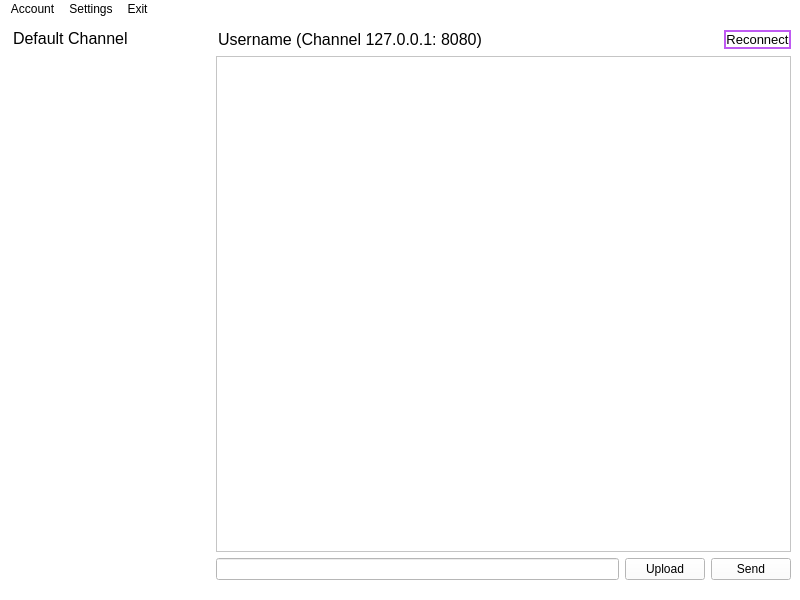
Old version of the form qt/main_window.ui in the repository Devanand-Sharma/network_project.
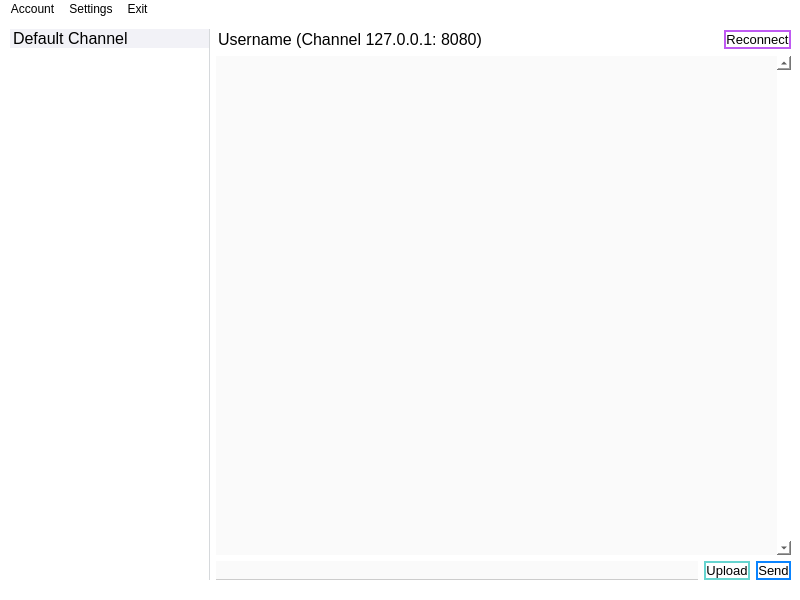
New version of the form. Icons and pictures are not drawn.

Commit message: Modify focus style

```diff
--- a/qt/main_window.ui
+++ b/qt/main_window.ui
@@ -50,7 +50,7 @@
       <number>10</number>
      </property>
      <item>
-      <widget class="QListWidget" name="listWidget">
+      <widget class="QListWidget" name="channel">
        <property name="maximumSize">
         <size>
          <width>200</width>
@@ -63,8 +63,20 @@
         </font>
        </property>
        <property name="styleSheet">
-        <string notr="true">border: none;
-font-size: 9;</string>
+        <string notr="true">#channel {
+	border: none;
+	font-size: 9;
+	border-right: 1px solid #d6d9dc;
+	padding: .2em 0;
+}
+#channel::item {
+	background: #f2f2f7;
+	border-radius: .3em;
+}
+#channel::item:selected {
+	background-color: #64d2ff;
+	color: #fff;
+}</string>
        </property>
        <item>
         <property name="text">
@@ -105,8 +117,14 @@
            <property name="styleSheet">
             <string notr="true">#reconnect {
 	border: 2px solid #bf5af2;
-	border-radius: 1em;
-	padding: .3em;
+	border-radius: .8em;
+	padding: .2em .5em;
+	min-width: 4em;
+}
+#reconnect:hover {
+	background-color: #bf5af2;
+	color: #fff;
+	padding-left: 0;
 }</string>
            </property>
            <property name="text">
@@ -127,15 +145,66 @@
            <pointsize>12</pointsize>
           </font>
          </property>
+         <property name="styleSheet">
+          <string notr="true">#textEdit {
+	background: #fafafa;
+	border: none;
+}</string>
+         </property>
+         <property name="verticalScrollBarPolicy">
+          <enum>Qt::ScrollBarAlwaysOn</enum>
+         </property>
+         <property name="horizontalScrollBarPolicy">
+          <enum>Qt::ScrollBarAsNeeded</enum>
+         </property>
+         <property name="readOnly">
+          <bool>true</bool>
+         </property>
         </widget>
        </item>
        <item>
         <layout class="QHBoxLayout" name="horizontalLayout_2">
          <item>
-          <widget class="QLineEdit" name="lineEdit"/>
+          <widget class="QLineEdit" name="message">
+           <property name="font">
+            <font>
+             <pointsize>10</pointsize>
+            </font>
+           </property>
+           <property name="styleSheet">
+            <string notr="true">#message {
+	background-color: #fafafa;
+	border: 1px solid transparent;
+	border-bottom-color: #ccc;
+	padding: .2em;
+}
+#message:focus {
+	border-bottom-color: #64d2ff;
+	border-width: 2px;
+}</string>
+           </property>
+          </widget>
          </item>
          <item>
           <widget class="QPushButton" name="upload">
+           <property name="font">
+            <font>
+             <pointsize>10</pointsize>
+            </font>
+           </property>
+           <property name="styleSheet">
+            <string notr="true">#upload {
+	border: 2px solid #66d4cf;
+	border-radius: .8em;
+	padding: .2em .5em;
+	min-width: 4em;
+}
+#upload:hover {
+	background-color: #66d4cf;
+	color: #fff;
+	padding-left: 0;
+}</string>
+           </property>
            <property name="text">
             <string>Upload</string>
            </property>
@@ -147,9 +216,31 @@
          </item>
          <item>
           <widget class="QPushButton" name="send">
+           <property name="font">
+            <font>
+             <pointsize>10</pointsize>
+            </font>
+           </property>
+           <property name="styleSheet">
+            <string notr="true">#send {
+	border: 2px solid #0a84ff;
+	border-radius: .8em;
+	padding: .2em .5em;
+	min-width: 4em;
+}
+#send:hover {
+	background-color: #0a84ff;
+	color: #fff;
+	padding-left: 0;
+}</string>
+           </property>
            <property name="text">
             <string>Send</string>
            </property>
+           <property name="icon">
+            <iconset resource="assets.qrc">
+             <normaloff>:/main_prefix/send-plane-2-line.png</normaloff>:/main_prefix/send-plane-2-line.png</iconset>
+           </property>
           </widget>
          </item>
         </layout>
@@ -169,6 +260,9 @@
     </rect>
    </property>
    <widget class="QMenu" name="menuFile">
+    <property name="styleSheet">
+     <string notr="true"/>
+    </property>
     <property name="title">
      <string>Account</string>
     </property>
```
The commit also changes 1 other file.
